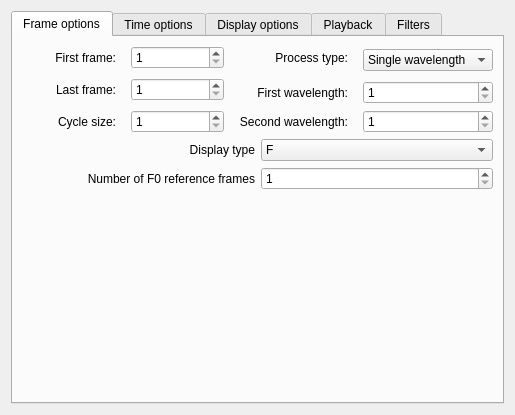
The window that ProcessOptionsGui.ui (fedeceri85/robopy2) describes before a commit, drawn with Qt 5.
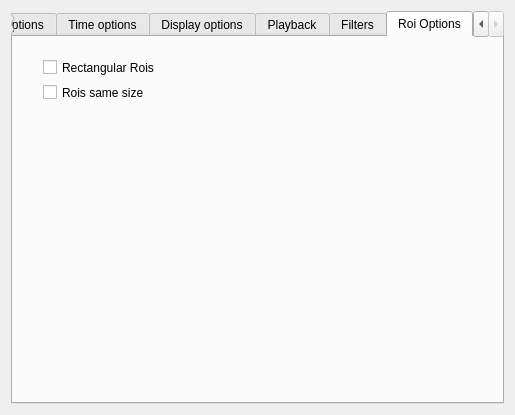
The same window after the commit. The open tabs and pages were chosen to show the change.

Commit message: Rectangular rois and rois same size

Patch:
```diff
--- a/ProcessOptionsGui.ui
+++ b/ProcessOptionsGui.ui
@@ -817,6 +817,37 @@
        <string>Filters</string>
       </attribute>
      </widget>
+     <widget class="QWidget" name="RoiOptionsTab">
+      <attribute name="title">
+       <string>Roi Options</string>
+      </attribute>
+      <widget class="QCheckBox" name="rectangularRoisCheckBox">
+       <property name="geometry">
+        <rect>
+         <x>30</x>
+         <y>20</y>
+         <width>153</width>
+         <height>21</height>
+        </rect>
+       </property>
+       <property name="text">
+        <string>Rectangular Rois</string>
+       </property>
+      </widget>
+      <widget class="QCheckBox" name="roiSameSizeCheckBox">
+       <property name="geometry">
+        <rect>
+         <x>30</x>
+         <y>45</y>
+         <width>153</width>
+         <height>21</height>
+        </rect>
+       </property>
+       <property name="text">
+        <string>Rois same size</string>
+       </property>
+      </widget>
+     </widget>
     </widget>
    </item>
   </layout>
```
Left out of the diff: 2 changed lines with no effect on the pictures. The commit also changes 6 other files.
